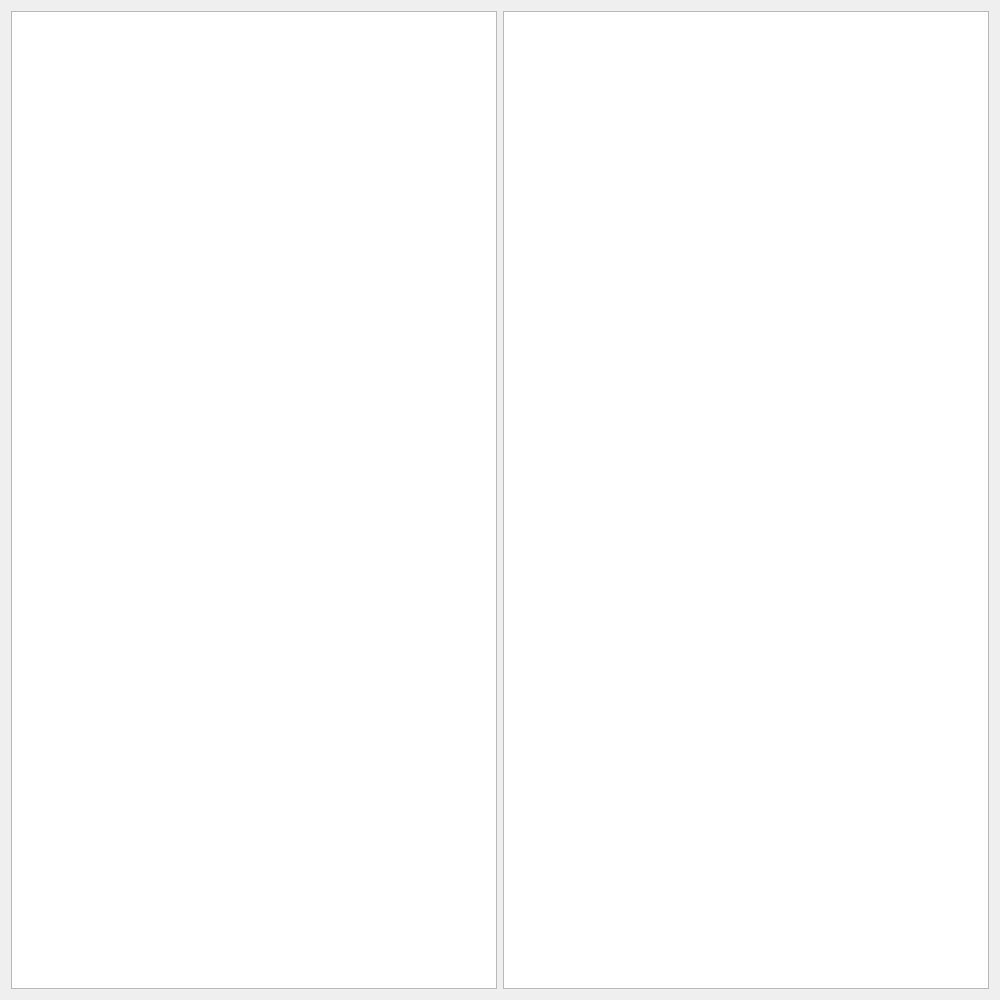
Above: simple_project/dialog.ui from Aribaldi/FM before the change. Below: the same form after it.
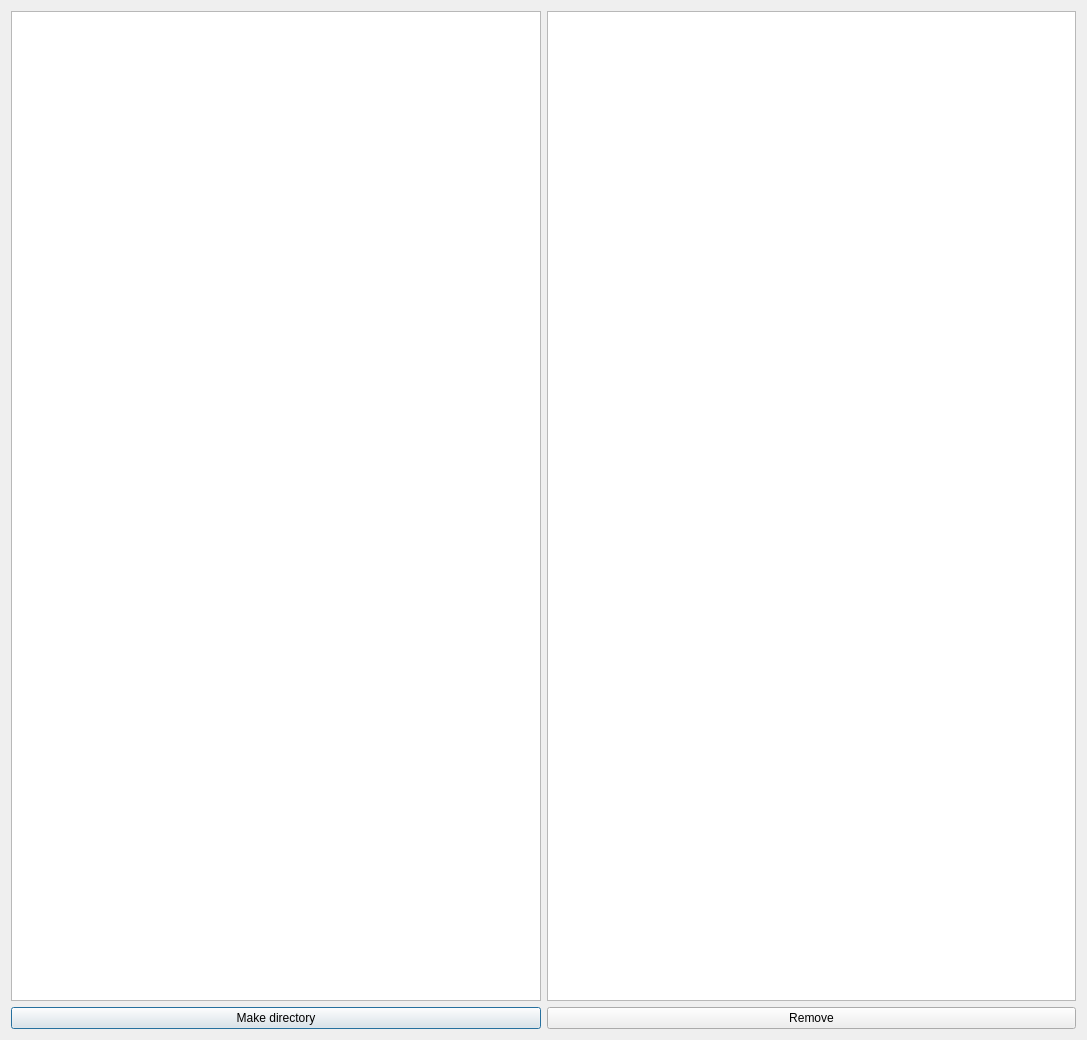
That is the form after the change.

What changed in the file:
```diff
--- a/simple_project/dialog.ui
+++ b/simple_project/dialog.ui
@@ -6,8 +6,8 @@
    <rect>
     <x>0</x>
     <y>0</y>
-    <width>1000</width>
-    <height>1000</height>
+    <width>1087</width>
+    <height>1040</height>
    </rect>
   </property>
   <property name="baseSize">
@@ -19,9 +19,15 @@
   <property name="windowTitle">
    <string>Dialog</string>
   </property>
-  <layout class="QHBoxLayout" name="horizontalLayout">
-   <item>
+  <layout class="QGridLayout" name="gridLayout">
+   <item row="0" column="3">
+    <widget class="QListView" name="listView"/>
+   </item>
+   <item row="0" column="2">
     <widget class="QTreeView" name="treeView">
+     <property name="enabled">
+      <bool>true</bool>
+     </property>
      <property name="minimumSize">
       <size>
        <width>192</width>
@@ -30,8 +36,19 @@
      </property>
     </widget>
    </item>
-   <item>
-    <widget class="QListView" name="listView"/>
+   <item row="2" column="2">
+    <widget class="QPushButton" name="pushButton_2">
+     <property name="text">
+      <string>Make directory</string>
+     </property>
+    </widget>
+   </item>
+   <item row="2" column="3">
+    <widget class="QPushButton" name="pushButton">
+     <property name="text">
+      <string>Remove</string>
+     </property>
+    </widget>
    </item>
   </layout>
  </widget>
```
